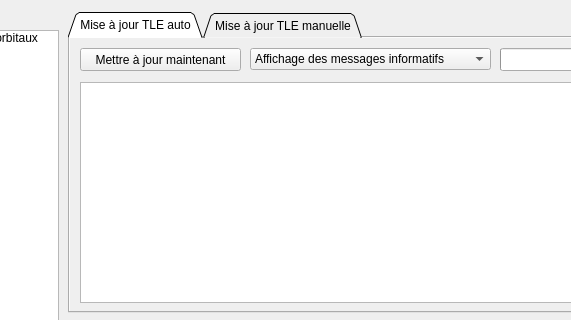
This is src/interface/outils/outils.ui in mconsidine/previsat_archive as Qt 5 draws it before an edit; both pictures show x 142 to 713 and y 0 to 320 of the 960 by 600 pixel window. The edited form follows.
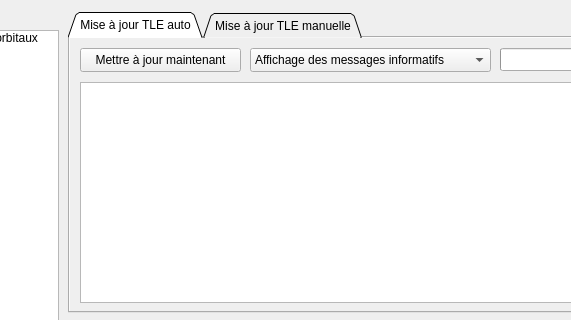
This is the edited form. The open tabs and pages were chosen to show the change.

```diff
--- a/src/interface/outils/outils.ui
+++ b/src/interface/outils/outils.ui
@@ -713,7 +713,7 @@
          <x>10</x>
          <y>10</y>
          <width>161</width>
-         <height>23</height>
+         <height>24</height>
         </rect>
        </property>
        <property name="font">
@@ -732,7 +732,7 @@
          <x>180</x>
          <y>10</y>
          <width>241</width>
-         <height>22</height>
+         <height>24</height>
         </rect>
        </property>
        <property name="font">
```
